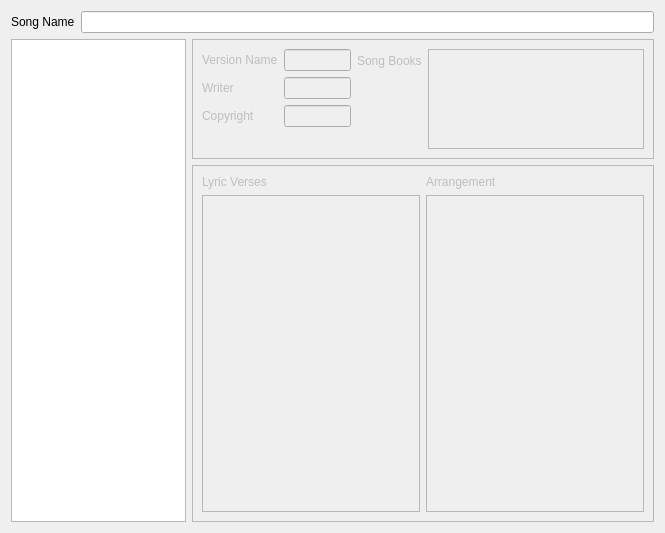
Above: kworship/songdb/KwSongdbSongEditWidget_base.ui from amalon/kworship before the change. Below: the same form after it.
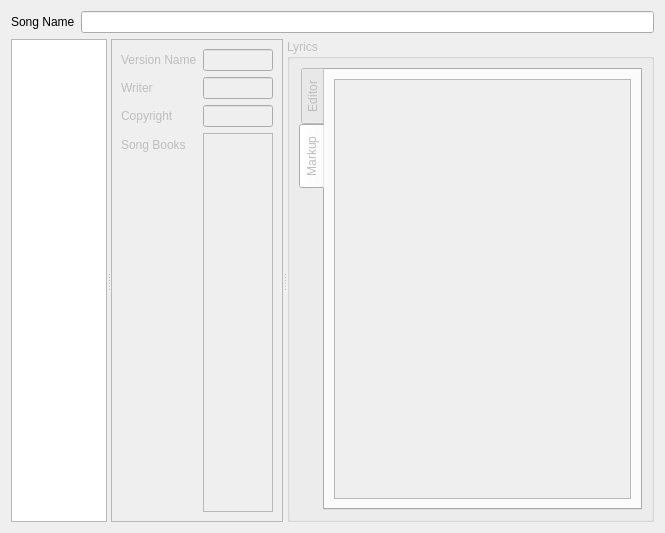
That is the form after the change. Custom widgets are drawn as their Qt base class.

Commit message: changed layout of edit song dialog box and simple lyrics editor

```diff
--- a/kworship/songdb/KwSongdbSongEditWidget_base.ui
+++ b/kworship/songdb/KwSongdbSongEditWidget_base.ui
@@ -25,27 +25,52 @@
     </layout>
    </item>
    <item>
-    <layout class="QHBoxLayout" name="horizontalLayout" >
-     <item>
-      <layout class="QVBoxLayout" name="verticalLayout_2" >
+    <widget class="QSplitter" name="splitter" >
+     <property name="sizePolicy" >
+      <sizepolicy vsizetype="Expanding" hsizetype="Expanding" >
+       <horstretch>0</horstretch>
+       <verstretch>0</verstretch>
+      </sizepolicy>
+     </property>
+     <property name="orientation" >
+      <enum>Qt::Horizontal</enum>
+     </property>
+     <widget class="QWidget" native="1" name="widget" >
+      <property name="sizePolicy" >
+       <sizepolicy vsizetype="Preferred" hsizetype="Preferred" >
+        <horstretch>1</horstretch>
+        <verstretch>0</verstretch>
+       </sizepolicy>
+      </property>
+      <layout class="QVBoxLayout" name="verticalLayout_8" >
+       <property name="spacing" >
+        <number>0</number>
+       </property>
+       <property name="margin" >
+        <number>0</number>
+       </property>
        <item>
         <layout class="QHBoxLayout" name="layoutVersionsToolBar" />
        </item>
        <item>
-        <widget class="QListWidget" name="listVersions" />
+        <widget class="QListWidget" name="listVersions" >
+         <property name="sizePolicy" >
+          <sizepolicy vsizetype="Expanding" hsizetype="Expanding" >
+           <horstretch>1</horstretch>
+           <verstretch>0</verstretch>
+          </sizepolicy>
+         </property>
+        </widget>
        </item>
       </layout>
-     </item>
-     <item>
-      <layout class="QVBoxLayout" name="verticalLayout_4" >
-       <item>
+     </widget>
         <widget class="QFrame" name="frameVersion" >
          <property name="enabled" >
           <bool>false</bool>
          </property>
          <property name="sizePolicy" >
-          <sizepolicy vsizetype="Maximum" hsizetype="Preferred" >
-           <horstretch>0</horstretch>
+       <sizepolicy vsizetype="Preferred" hsizetype="Preferred" >
+        <horstretch>1</horstretch>
            <verstretch>0</verstretch>
           </sizepolicy>
          </property>
@@ -55,142 +80,128 @@
          <property name="frameShadow" >
           <enum>QFrame::Raised</enum>
          </property>
-         <layout class="QVBoxLayout" name="verticalLayout_3" >
-          <item>
-           <layout class="QHBoxLayout" name="horizontalLayout_5" >
-            <item>
-             <layout class="QFormLayout" name="formLayout" >
-              <item row="1" column="0" >
+      <layout class="QFormLayout" name="formLayout_2" >
+       <property name="fieldGrowthPolicy" >
+        <enum>QFormLayout::AllNonFixedFieldsGrow</enum>
+       </property>
+       <item row="0" column="0" >
                <widget class="QLabel" name="label" >
                 <property name="text" >
                  <string>Version Name</string>
                 </property>
                </widget>
               </item>
-              <item row="1" column="1" >
+       <item row="0" column="1" >
                <widget class="KLineEdit" name="editVersionName" />
               </item>
-              <item row="2" column="0" >
+       <item row="1" column="0" >
                <widget class="QLabel" name="label_2" >
                 <property name="text" >
                  <string>Writer</string>
                 </property>
                </widget>
               </item>
-              <item row="2" column="1" >
+       <item row="1" column="1" >
                <widget class="KLineEdit" name="editVersionWriter" />
               </item>
-              <item row="3" column="0" >
+       <item row="2" column="0" >
                <widget class="QLabel" name="label_3" >
                 <property name="text" >
                  <string>Copyright</string>
                 </property>
                </widget>
               </item>
-              <item row="3" column="1" >
+       <item row="2" column="1" >
                <widget class="KLineEdit" name="editVersionCopyright" />
               </item>
-             </layout>
-            </item>
-            <item>
-             <layout class="QFormLayout" name="formLayout_3" >
-              <item row="0" column="1" >
-               <layout class="QHBoxLayout" name="horizontalLayout_4" >
-                <item>
-                 <widget class="QListView" name="listSongBooks" >
-                  <property name="maximumSize" >
-                   <size>
-                    <width>16777215</width>
-                    <height>100</height>
-                   </size>
-                  </property>
-                 </widget>
-                </item>
-                <item>
-                 <layout class="QVBoxLayout" name="layoutSongBooksToolBar" />
-                </item>
-               </layout>
-              </item>
-              <item row="0" column="0" >
+       <item row="4" column="0" >
                <widget class="QLabel" name="label_4" >
                 <property name="text" >
                  <string>Song Books</string>
                 </property>
                </widget>
               </item>
-             </layout>
+       <item row="4" column="1" >
+        <layout class="QVBoxLayout" name="verticalLayout_7" >
+         <property name="spacing" >
+          <number>0</number>
+         </property>
+         <item>
+          <layout class="QHBoxLayout" name="layoutSongBooksToolBar" />
+         </item>
+         <item>
+          <widget class="QListWidget" name="listSongBooks" />
             </item>
            </layout>
           </item>
          </layout>
         </widget>
-       </item>
-       <item>
-        <widget class="QFrame" name="frameLyrics" >
+     <widget class="QGroupBox" name="groupLyrics" >
          <property name="enabled" >
           <bool>false</bool>
          </property>
-         <property name="frameShape" >
-          <enum>QFrame::StyledPanel</enum>
-         </property>
-         <property name="frameShadow" >
-          <enum>QFrame::Raised</enum>
+      <property name="sizePolicy" >
+       <sizepolicy vsizetype="Expanding" hsizetype="Expanding" >
+        <horstretch>3</horstretch>
+        <verstretch>0</verstretch>
+       </sizepolicy>
+      </property>
+      <property name="title" >
+       <string>Lyrics</string>
          </property>
          <layout class="QVBoxLayout" name="verticalLayout_5" >
           <item>
-           <layout class="QHBoxLayout" name="horizontalLayout_3" >
-            <item>
+        <widget class="QTabWidget" name="tabsLyrics" >
+         <property name="sizePolicy" >
+          <sizepolicy vsizetype="Expanding" hsizetype="Expanding" >
+           <horstretch>0</horstretch>
+           <verstretch>0</verstretch>
+          </sizepolicy>
+         </property>
+         <property name="tabPosition" >
+          <enum>QTabWidget::West</enum>
+         </property>
+         <property name="currentIndex" >
+          <number>1</number>
+         </property>
+         <widget class="QWidget" name="tabLyricsEditor" >
+          <attribute name="title" >
+           <string>Editor</string>
+          </attribute>
+         </widget>
+         <widget class="QWidget" name="tabLyricsMarkup" >
+          <attribute name="title" >
+           <string>Markup</string>
+          </attribute>
              <layout class="QVBoxLayout" name="verticalLayout_6" >
-              <item>
-               <widget class="QLabel" name="labelVerses" >
-                <property name="text" >
-                 <string>Lyric Verses</string>
-                </property>
-               </widget>
-              </item>
+           <property name="spacing" >
+            <number>0</number>
+           </property>
               <item>
-               <layout class="QHBoxLayout" name="horizontalLayout_6" >
-                <item>
-                 <layout class="QVBoxLayout" name="layoutLyricsToolBar" />
+            <layout class="QHBoxLayout" name="layoutLyricsMarkupToolBar" />
                 </item>
                 <item>
-                 <widget class="QListView" name="listVersionLyrics" />
-                </item>
-               </layout>
-              </item>
-             </layout>
-            </item>
-            <item>
-             <layout class="QVBoxLayout" name="verticalLayout_7" >
-              <item>
-               <widget class="QLabel" name="labelArrangement" >
-                <property name="text" >
-                 <string>Arrangement</string>
-                </property>
-               </widget>
-              </item>
-              <item>
-               <layout class="QHBoxLayout" name="horizontalLayout_7" >
-                <item>
-                 <layout class="QVBoxLayout" name="layoutArrangementToolBar" />
-                </item>
-                <item>
-                 <widget class="QListView" name="listVersionArrangement" />
-                </item>
-               </layout>
-              </item>
-             </layout>
-            </item>
-           </layout>
-          </item>
-         </layout>
-        </widget>
-       </item>
-      </layout>
-     </item>
-    </layout>
-   </item>
-  </layout>
+            <widget class="QPlainTextEdit" name="editLyricsMarkup" />
+           </item>
+          </layout>
+          <zorder>ktextedit</zorder>
+          <zorder>editLyricsMarkup</zorder>
+          <zorder>karrowbutton</zorder>
+          <zorder>horizontalLayoutWidget</zorder>
+          <zorder>frameVersion</zorder>
+         </widget>
+        </widget>
+       </item>
+      </layout>
+     </widget>
+    </widget>
+   </item>
+  </layout>
+  <zorder>widget_2</zorder>
+  <zorder>groupBox</zorder>
+  <zorder>widget_2</zorder>
+  <zorder>splitter</zorder>
+  <zorder>splitter</zorder>
  </widget>
  <customwidgets>
   <customwidget>
```
Lines whose indentation alone changed are shown as unchanged. The commit also changes 1 other file.
